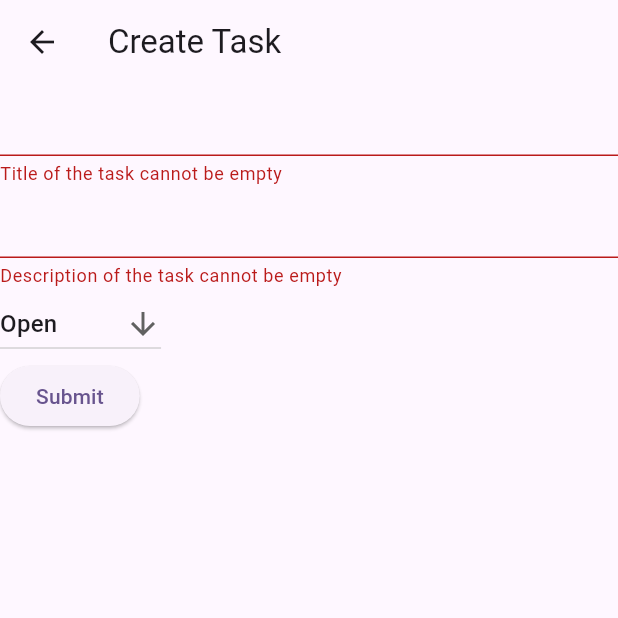
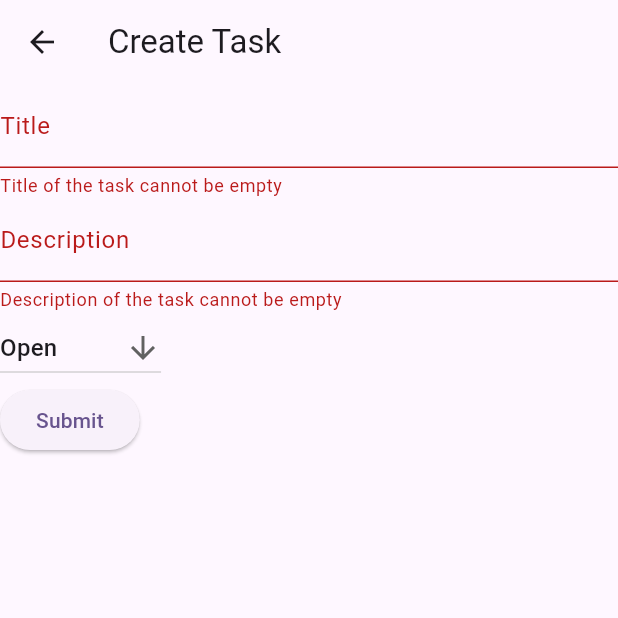
Before and after one commit to giaou/Task_Tracker, a Flutter app: the TaskForm screen opened directly, after a tap on "Submit", on a phone screen of 412 x 824 dp, the top half of it. Run offline on Flutter 3.47's test engine with Material 2 defaults, Android fonts, the phone set to English and light mode, and no system bars.

Commit message:
Modified text controller to set initial value in Edit Mode

```diff
--- a/lib/task_form.dart
+++ b/lib/task_form.dart
@@ -4,7 +4,13 @@ import 'package:task_tracker/data.dart';
 //List of tasks' statuses
 List<String> list = <String>['Open','In Progress','Complete'];
 class TaskForm extends StatefulWidget {
-  const TaskForm({super.key});
+  TaskForm({this.title, this.description, this.status, super.key});
+  String? title;
+  String? description;
+  String? status;
+
+
+
 
 
   @override
@@ -15,21 +21,32 @@ class _TaskFormState extends State<TaskForm> {
 
   //define the global key
   final _formKey = GlobalKey<FormState>();
+
+
   //Text Controllers
 
-  TextEditingController title = TextEditingController();
-  TextEditingController description = TextEditingController();
-  TextEditingController status = TextEditingController();
+  TextEditingController titleHandler = TextEditingController();
+  TextEditingController descriptionHandler = TextEditingController();
+  String dropdownValue = list.first;
+
+  @override
+  void initState(){
+    super.initState();
+    if(widget.title!=null && widget.description!=null &&widget.status!=null){
+      titleHandler.text = widget.title!;
+      descriptionHandler.text = widget.description!;
+      dropdownValue = widget.status!;
+    }
+  }
 
 
 
-  String dropdownValue = list.first;
 
   @override
   Widget build(BuildContext context) {
     return Scaffold(
       appBar: AppBar(
-        title: const Text('Create Task'),
+        title: widget.title!=null? const Text('Edit Task'):const Text('Create Task'),
       ),
       body: Form(
         key: _formKey,
@@ -37,7 +54,10 @@ class _TaskFormState extends State<TaskForm> {
           crossAxisAlignment: CrossAxisAlignment.start,
           children: [
             TextFormField(
-              controller: title,
+              controller: titleHandler,
+              decoration: const InputDecoration(
+                  labelText: 'Title'
+              ),
               validator: (value){
                 if(value==null||value.isEmpty){
                   return 'Title of the task cannot be empty';
@@ -46,7 +66,10 @@ class _TaskFormState extends State<TaskForm> {
               },
             ),
             TextFormField(
-              controller: description,
+              controller: descriptionHandler,
+              decoration: const InputDecoration(
+                labelText: 'Description'
+              ),
               validator: (value){
                 if(value==null||value.isEmpty){
                   return 'Description of the task cannot be empty';
@@ -72,8 +95,8 @@ class _TaskFormState extends State<TaskForm> {
             ElevatedButton(
                 onPressed: (){
                   if(_formKey.currentState!.validate()){
-                    context.read<TaskList>().addTask(Task(title.text,description.text,dropdownValue));
-                    print('Title: ${title.text}, description: ${description.text}, status: $dropdownValue');
+                    context.read<TaskList>().addTask(Task(titleHandler.text,descriptionHandler.text,dropdownValue));
+                    print('Title: ${titleHandler.text}, description: ${descriptionHandler.text}, status: $dropdownValue');
                   }
                 },
                 child:  Text('Submit'),
```
